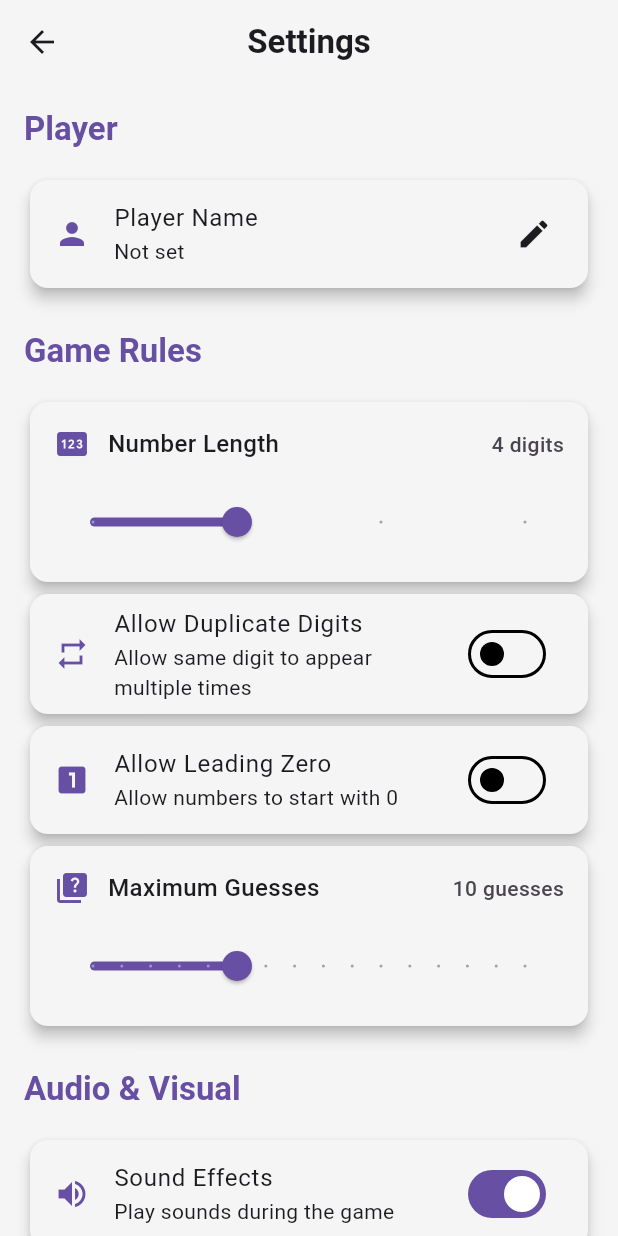
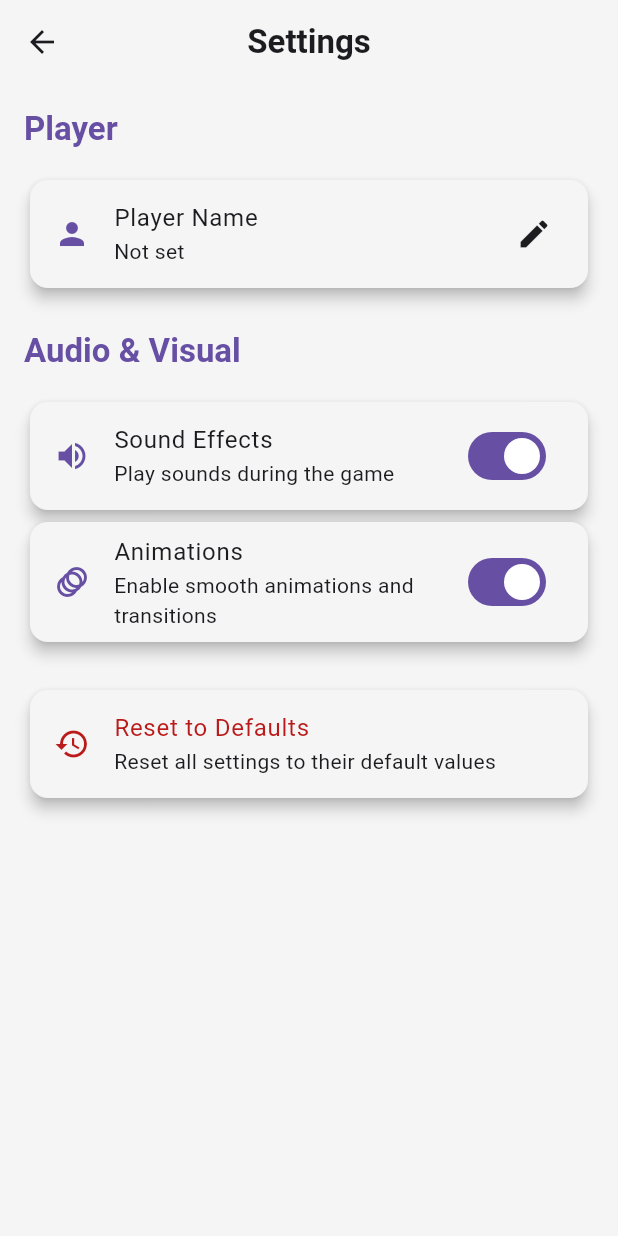
Before and after one commit to olcaygunesdev/number_guessing_game, a Flutter app: the screen it shows after launch, after a tap on "Settings", on a phone screen of 412 x 824 dp. Run offline on Flutter 3.47's test engine with Material 3 defaults, Android fonts, the phone set to English and light mode, and no system bars; our stand-ins replace equatable, flutter_animate, get_it, hive, hive_flutter, injectable and 1 more; missing offline and left inert: flame; accounts and stored records are empty.

Commit message:
refactor: Simplify settings page - remove Game Rules section
- Remove Number Length, Duplicate Digits, Leading Zero, and Max Guesses settings
- Keep only Player Name and Audio & Visual sections
- Clean up UI layout and improve code organization
- Maintain Reset to Defaults functionality

```diff
--- a/lib/presentation/views/settings_screen.dart
+++ b/lib/presentation/views/settings_screen.dart
@@ -31,15 +31,6 @@ class SettingsScreen extends StatelessWidget {
               // Player Settings
               _buildSectionHeader(context, 'Player'),
               _buildPlayerNameSetting(context, settingsViewModel),
-
-              const SizedBox(height: AppConstants.largePadding),
-
-              // Game Settings
-              _buildSectionHeader(context, 'Game Rules'),
-              _buildNumberLengthSetting(context, settingsViewModel),
-              _buildDuplicateDigitsSetting(context, settingsViewModel),
-              _buildLeadingZeroSetting(context, settingsViewModel),
-              _buildMaxGuessesSetting(context, settingsViewModel),
 
               const SizedBox(height: AppConstants.largePadding),
 
@@ -80,120 +71,6 @@ class SettingsScreen extends StatelessWidget {
         subtitle: Text(settingsViewModel.playerName ?? 'Not set'),
         trailing: const Icon(Icons.edit),
         onTap: () => _showPlayerNameDialog(context, settingsViewModel),
-      ),
-    );
-  }
-
-  Widget _buildNumberLengthSetting(BuildContext context, SettingsViewModel settingsViewModel) {
-    return Card(
-      child: Padding(
-        padding: const EdgeInsets.all(16),
-        child: Column(
-          crossAxisAlignment: CrossAxisAlignment.start,
-          children: [
-            Row(
-              children: [
-                const Icon(Icons.pin, color: AppColors.primary),
-                const SizedBox(width: 12),
-                const Expanded(
-                  child: Text(
-                    'Number Length',
-                    style: TextStyle(fontSize: 16, fontWeight: FontWeight.w500),
-                  ),
-                ),
-                Text(
-                  '${settingsViewModel.gameConfig.numberLength} digits',
-                  style: TextStyle(
-                    color: AppColors.textSecondary,
-                    fontWeight: FontWeight.w500,
-                  ),
-                ),
-              ],
-            ),
-            const SizedBox(height: 16),
-            Slider(
-              value: settingsViewModel.gameConfig.numberLength.toDouble(),
-              min: 3,
-              max: 6,
-              divisions: 3,
-              label: '${settingsViewModel.gameConfig.numberLength} digits',
-              onChanged: (value) {
-                settingsViewModel.updateNumberLength(value.toInt());
-              },
-            ),
-          ],
-        ),
-      ),
-    );
-  }
-
-  Widget _buildDuplicateDigitsSetting(BuildContext context, SettingsViewModel settingsViewModel) {
-    return Card(
-      child: SwitchListTile(
-        secondary: const Icon(Icons.repeat, color: AppColors.primary),
-        title: const Text('Allow Duplicate Digits'),
-        subtitle: const Text('Allow same digit to appear multiple times'),
-        value: settingsViewModel.gameConfig.allowDuplicateDigits,
-        onChanged: (value) {
-          settingsViewModel.updateAllowDuplicateDigits(value);
-        },
-      ),
-    );
-  }
-
-  Widget _buildLeadingZeroSetting(BuildContext context, SettingsViewModel settingsViewModel) {
-    return Card(
-      child: SwitchListTile(
-        secondary: const Icon(Icons.looks_one, color: AppColors.primary),
-        title: const Text('Allow Leading Zero'),
-        subtitle: const Text('Allow numbers to start with 0'),
-        value: settingsViewModel.gameConfig.allowLeadingZero,
-        onChanged: (value) {
-          settingsViewModel.updateAllowLeadingZero(value);
-        },
-      ),
-    );
-  }
-
-  Widget _buildMaxGuessesSetting(BuildContext context, SettingsViewModel settingsViewModel) {
-    return Card(
-      child: Padding(
-        padding: const EdgeInsets.all(16),
-        child: Column(
-          crossAxisAlignment: CrossAxisAlignment.start,
-          children: [
-            Row(
-              children: [
-                const Icon(Icons.quiz, color: AppColors.primary),
-                const SizedBox(width: 12),
-                const Expanded(
-                  child: Text(
-                    'Maximum Guesses',
-                    style: TextStyle(fontSize: 16, fontWeight: FontWeight.w500),
-                  ),
-                ),
-                Text(
-                  '${settingsViewModel.gameConfig.maxGuesses} guesses',
-                  style: TextStyle(
-                    color: AppColors.textSecondary,
-                    fontWeight: FontWeight.w500,
-                  ),
-                ),
-              ],
-            ),
-            const SizedBox(height: 16),
-            Slider(
-              value: settingsViewModel.gameConfig.maxGuesses.toDouble(),
-              min: 5,
-              max: 20,
-              divisions: 15,
-              label: '${settingsViewModel.gameConfig.maxGuesses} guesses',
-              onChanged: (value) {
-                settingsViewModel.updateMaxGuesses(value.toInt());
-              },
-            ),
-          ],
-        ),
       ),
     );
   }
```
